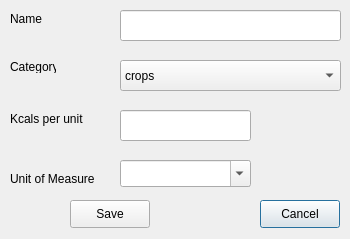
First picture: the form in open-ihm/gui/designs/ui_managefoodtypes_add.ui, repository snim2mirror/openihm, before the edit.
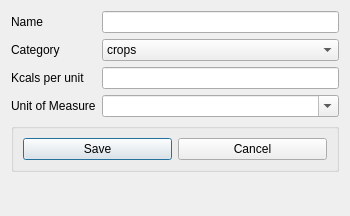
Second picture: the form after the edit.

Commit message: Added layout manager to most dialogs. One report and all tabbed dialogs still to go.

What changed in the file:
```diff
--- a/open-ihm/gui/designs/ui_managefoodtypes_add.ui
+++ b/open-ihm/gui/designs/ui_managefoodtypes_add.ui
@@ -7,7 +7,7 @@
     <x>0</x>
     <y>0</y>
     <width>350</width>
-    <height>239</height>
+    <height>216</height>
    </rect>
   </property>
   <property name="minimumSize">
@@ -19,142 +19,91 @@
   <property name="windowTitle">
    <string>Add Food Types</string>
   </property>
-  <widget class="QPushButton" name="cmdCancel">
-   <property name="geometry">
-    <rect>
-     <x>260</x>
-     <y>200</y>
-     <width>80</width>
-     <height>28</height>
-    </rect>
-   </property>
-   <property name="text">
-    <string>Cancel</string>
-   </property>
-  </widget>
-  <widget class="QPushButton" name="cmdSave">
-   <property name="geometry">
-    <rect>
-     <x>70</x>
-     <y>200</y>
-     <width>80</width>
-     <height>28</height>
-    </rect>
-   </property>
-   <property name="text">
-    <string>Save</string>
-   </property>
-  </widget>
-  <widget class="QLabel" name="label">
-   <property name="geometry">
-    <rect>
-     <x>10</x>
-     <y>10</y>
-     <width>54</width>
-     <height>18</height>
-    </rect>
-   </property>
-   <property name="text">
-    <string>Name</string>
-   </property>
-  </widget>
-  <widget class="QComboBox" name="cmbUnitOfMeasure">
-   <property name="geometry">
-    <rect>
-     <x>120</x>
-     <y>160</y>
-     <width>131</width>
-     <height>27</height>
-    </rect>
-   </property>
-   <property name="editable">
-    <bool>true</bool>
-   </property>
-  </widget>
-  <widget class="QLabel" name="label_3">
-   <property name="geometry">
-    <rect>
-     <x>10</x>
-     <y>170</y>
-     <width>91</width>
-     <height>18</height>
-    </rect>
-   </property>
-   <property name="text">
-    <string>Unit of Measure</string>
-   </property>
-  </widget>
-  <widget class="QLabel" name="label_4">
-   <property name="geometry">
-    <rect>
-     <x>10</x>
-     <y>110</y>
-     <width>101</width>
-     <height>18</height>
-    </rect>
-   </property>
-   <property name="text">
-    <string>Kcals per unit</string>
-   </property>
-  </widget>
-  <widget class="QLineEdit" name="txtKCalories">
-   <property name="geometry">
-    <rect>
-     <x>120</x>
-     <y>110</y>
-     <width>131</width>
-     <height>31</height>
-    </rect>
-   </property>
-  </widget>
-  <widget class="QLineEdit" name="txtFoodType">
-   <property name="geometry">
-    <rect>
-     <x>120</x>
-     <y>10</y>
-     <width>221</width>
-     <height>31</height>
-    </rect>
-   </property>
-  </widget>
-  <widget class="QLabel" name="label_2">
-   <property name="geometry">
-    <rect>
-     <x>10</x>
-     <y>60</y>
-     <width>46</width>
-     <height>13</height>
-    </rect>
-   </property>
-   <property name="text">
-    <string>Category</string>
-   </property>
-  </widget>
-  <widget class="QComboBox" name="cmbCategory">
-   <property name="geometry">
-    <rect>
-     <x>120</x>
-     <y>60</y>
-     <width>221</width>
-     <height>31</height>
-    </rect>
-   </property>
-   <item>
-    <property name="text">
-     <string>crops</string>
-    </property>
+  <layout class="QFormLayout" name="formLayout">
+   <item row="0" column="0">
+    <widget class="QLabel" name="label">
+     <property name="text">
+      <string>Name</string>
+     </property>
+    </widget>
    </item>
-   <item>
-    <property name="text">
-     <string>livestock</string>
-    </property>
+   <item row="0" column="1">
+    <widget class="QLineEdit" name="txtFoodType"/>
    </item>
-   <item>
-    <property name="text">
-     <string>wildfoods</string>
-    </property>
+   <item row="1" column="0">
+    <widget class="QLabel" name="label_2">
+     <property name="text">
+      <string>Category</string>
+     </property>
+    </widget>
    </item>
-  </widget>
+   <item row="1" column="1">
+    <widget class="QComboBox" name="cmbCategory">
+     <item>
+      <property name="text">
+       <string>crops</string>
+      </property>
+     </item>
+     <item>
+      <property name="text">
+       <string>livestock</string>
+      </property>
+     </item>
+     <item>
+      <property name="text">
+       <string>wildfoods</string>
+      </property>
+     </item>
+    </widget>
+   </item>
+   <item row="2" column="0">
+    <widget class="QLabel" name="label_4">
+     <property name="text">
+      <string>Kcals per unit</string>
+     </property>
+    </widget>
+   </item>
+   <item row="2" column="1">
+    <widget class="QLineEdit" name="txtKCalories"/>
+   </item>
+   <item row="3" column="0">
+    <widget class="QLabel" name="label_3">
+     <property name="text">
+      <string>Unit of Measure</string>
+     </property>
+    </widget>
+   </item>
+   <item row="3" column="1">
+    <widget class="QComboBox" name="cmbUnitOfMeasure">
+     <property name="editable">
+      <bool>true</bool>
+     </property>
+    </widget>
+   </item>
+   <item row="4" column="0" colspan="2">
+    <widget class="QGroupBox" name="groupBox">
+     <property name="title">
+      <string/>
+     </property>
+     <layout class="QHBoxLayout" name="horizontalLayout">
+      <item>
+       <widget class="QPushButton" name="cmdSave">
+        <property name="text">
+         <string>Save</string>
+        </property>
+       </widget>
+      </item>
+      <item>
+       <widget class="QPushButton" name="cmdCancel">
+        <property name="text">
+         <string>Cancel</string>
+        </property>
+       </widget>
+      </item>
+     </layout>
+    </widget>
+   </item>
+  </layout>
  </widget>
  <tabstops>
   <tabstop>txtFoodType</tabstop>
```
Left out of the diff: 24 changed lines with no effect on the pictures. The commit also changes 97 other files.
